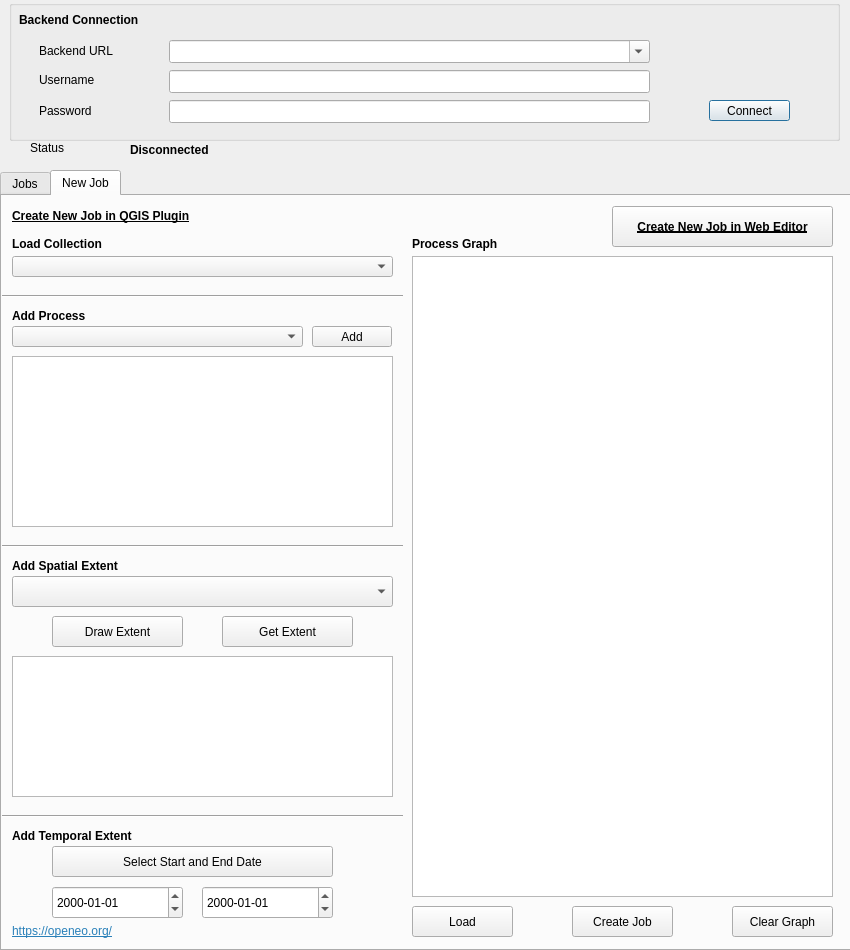
This is openeo_connector_dialog_base.ui in Open-EO/openeo-qgis-plugin as Qt 5 draws it before an edit. The edited form follows.
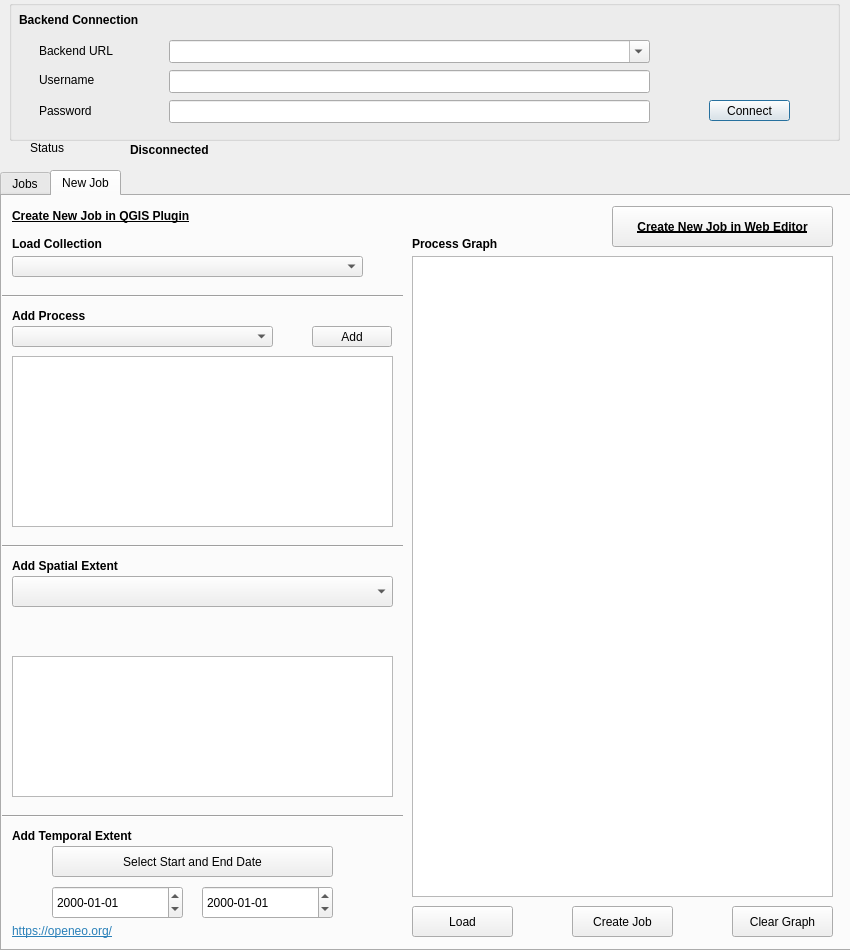
This is the edited form. Icons and pictures are not drawn.

Commit message: InfoIcon and Buttons altered

Diff of the .ui file:
```diff
--- a/openeo_connector_dialog_base.ui
+++ b/openeo_connector_dialog_base.ui
@@ -253,7 +253,7 @@
       <rect>
        <x>10</x>
        <y>60</y>
-       <width>381</width>
+       <width>351</width>
        <height>21</height>
       </rect>
      </property>
@@ -263,7 +263,7 @@
       <rect>
        <x>10</x>
        <y>130</y>
-       <width>291</width>
+       <width>261</width>
        <height>21</height>
       </rect>
      </property>
@@ -403,7 +403,7 @@
       <rect>
        <x>10</x>
        <y>360</y>
-       <width>131</width>
+       <width>161</width>
        <height>20</height>
       </rect>
      </property>
@@ -434,19 +434,6 @@
       </rect>
      </property>
     </widget>
-    <widget class="QPushButton" name="DrawButton">
-     <property name="geometry">
-      <rect>
-       <x>50</x>
-       <y>420</y>
-       <width>131</width>
-       <height>31</height>
-      </rect>
-     </property>
-     <property name="text">
-      <string>Draw Extent</string>
-     </property>
-    </widget>
     <widget class="QPushButton" name="selectDate">
      <property name="geometry">
       <rect>
@@ -499,19 +486,6 @@
       </rect>
      </property>
     </widget>
-    <widget class="QPushButton" name="GetButton">
-     <property name="geometry">
-      <rect>
-       <x>220</x>
-       <y>420</y>
-       <width>131</width>
-       <height>31</height>
-      </rect>
-     </property>
-     <property name="text">
-      <string>Get Extent</string>
-     </property>
-    </widget>
     <widget class="QDateEdit" name="StartDateEdit">
      <property name="geometry">
       <rect>
@@ -583,6 +557,50 @@
       <string>Create New Job in Web Editor</string>
      </property>
     </widget>
+    <widget class="QLabel" name="InfoLabel_Collection">
+     <property name="geometry">
+      <rect>
+       <x>370</x>
+       <y>60</y>
+       <width>21</width>
+       <height>21</height>
+      </rect>
+     </property>
+     <property name="autoFillBackground">
+      <bool>false</bool>
+     </property>
+     <property name="text">
+      <string/>
+     </property>
+     <property name="pixmap">
+      <pixmap>info_icon.png</pixmap>
+     </property>
+     <property name="scaledContents">
+      <bool>true</bool>
+     </property>
+    </widget>
+    <widget class="QLabel" name="InfoLabel_Process">
+     <property name="geometry">
+      <rect>
+       <x>280</x>
+       <y>130</y>
+       <width>21</width>
+       <height>21</height>
+      </rect>
+     </property>
+     <property name="autoFillBackground">
+      <bool>false</bool>
+     </property>
+     <property name="text">
+      <string/>
+     </property>
+     <property name="pixmap">
+      <pixmap>info_icon.png</pixmap>
+     </property>
+     <property name="scaledContents">
+      <bool>true</bool>
+     </property>
+    </widget>
     <zorder>moveButton</zorder>
     <zorder>processgraphEdit</zorder>
     <zorder>sendButton</zorder>
```
Left out of the diff: 4 changed lines with no effect on the pictures. The commit also changes 4 other files.
